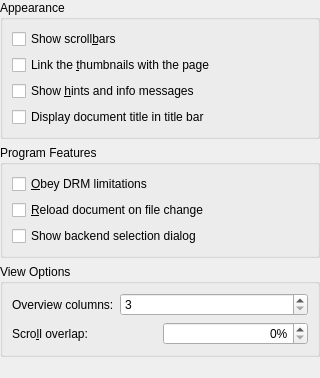
Old version of the form conf/dlggeneralbase.ui in the repository KDE/okular.
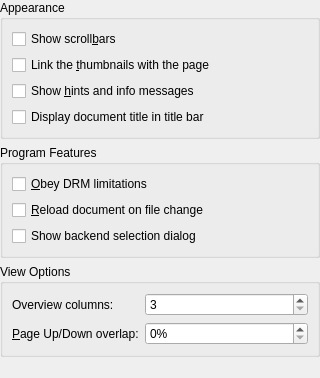
New version of the form. Custom widgets are drawn as their Qt base class.

Commit message: Relayouting and rewording

Patch:
```diff
--- a/conf/dlggeneralbase.ui
+++ b/conf/dlggeneralbase.ui
@@ -193,10 +193,8 @@
      <property name="title">
       <string>View Options</string>
      </property>
-     <layout class="QVBoxLayout">
-      <item>
-       <layout class="QHBoxLayout">
-        <item>
+     <layout class="QGridLayout" name="gridLayout">
+      <item row="0" column="0">
          <widget class="QLabel" name="columnLabel">
           <property name="sizePolicy">
            <sizepolicy hsizetype="Maximum" vsizetype="Preferred">
@@ -209,7 +207,7 @@
           </property>
          </widget>
         </item>
-        <item>
+      <item row="0" column="1">
          <widget class="KIntSpinBox" name="kcfg_ViewColumns">
           <property name="minimum">
            <number>3</number>
@@ -219,28 +217,21 @@
           </property>
          </widget>
         </item>
-       </layout>
-      </item>
-      <item>
-       <layout class="QHBoxLayout" name="horizontalLayout">
-        <item>
+      <item row="1" column="0">
          <widget class="QLabel" name="scrollOverlapLabel">
           <property name="toolTip">
            <string>Overlap pages by given amount to prevent parts of the text cut off during scrolling.</string>
           </property>
           <property name="text">
-           <string>Scro&amp;ll overlap:</string>
+         <string>&amp;Page Up/Down overlap:</string>
           </property>
           <property name="buddy">
            <cstring>kcfg_ScrollOverlap</cstring>
           </property>
          </widget>
         </item>
-        <item>
+      <item row="1" column="1">
          <widget class="KIntSpinBox" name="kcfg_ScrollOverlap">
-          <property name="alignment">
-           <set>Qt::AlignRight|Qt::AlignTrailing|Qt::AlignVCenter</set>
-          </property>
           <property name="suffix">
            <string>%</string>
           </property>
@@ -251,8 +242,6 @@
            <number>5</number>
           </property>
          </widget>
-        </item>
-       </layout>
       </item>
      </layout>
     </widget>
```
Left out of the diff: 2 changed lines with no effect on the pictures. Lines whose indentation alone changed are shown as unchanged.
